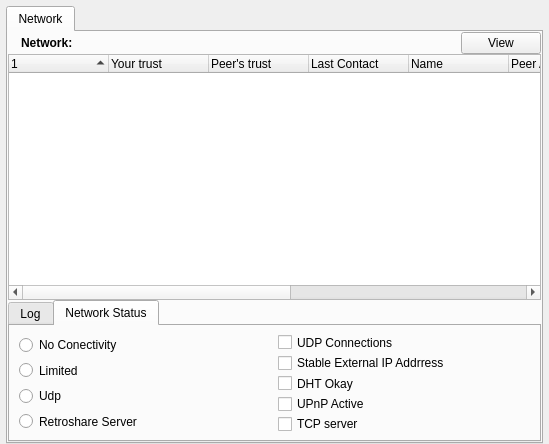
Above: retroshare-gui/src/gui/NetworkDialog.ui from RetroShare/RetroShare before the change. Below: the same form after it.
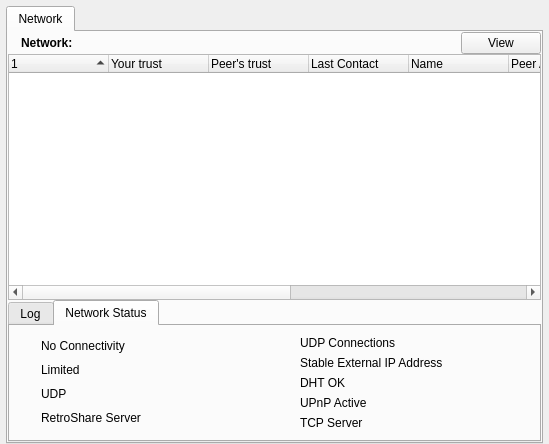
That is the form after the change. The open tabs and pages were chosen to show the change. Icons and pictures are not drawn.

Commit message: replaced old Network Status with new one

```diff
--- a/retroshare-gui/src/gui/NetworkDialog.ui
+++ b/retroshare-gui/src/gui/NetworkDialog.ui
@@ -257,88 +257,243 @@
           </attribute>
           <layout class="QGridLayout" >
            <item row="0" column="0" >
-            <layout class="QHBoxLayout" >
-             <item>
-              <layout class="QVBoxLayout" >
-               <item>
-                <widget class="QRadioButton" name="radio_nonet" >
+            <layout class="QGridLayout" >
+             <item row="0" column="0" >
+              <layout class="QGridLayout" >
+               <item row="0" column="0" >
+                <widget class="QLabel" name="iconlabel_nonet" >
+                 <property name="maximumSize" >
+                  <size>
+                   <width>16</width>
+                   <height>16</height>
+                  </size>
+                 </property>
                  <property name="text" >
-                  <string>No Conectivity</string>
+                  <string/>
                  </property>
                 </widget>
                </item>
-               <item>
-                <widget class="QRadioButton" name="radio_netLimited" >
+               <item row="0" column="1" >
+                <widget class="QLabel" name="textlabel_nonet" >
+                 <property name="text" >
+                  <string>No Connectivity</string>
+                 </property>
+                </widget>
+               </item>
+              </layout>
+             </item>
+             <item row="1" column="0" >
+              <layout class="QGridLayout" >
+               <item row="0" column="0" >
+                <widget class="QLabel" name="iconlabel_netLimited" >
+                 <property name="maximumSize" >
+                  <size>
+                   <width>16</width>
+                   <height>16</height>
+                  </size>
+                 </property>
+                 <property name="text" >
+                  <string/>
+                 </property>
+                 <property name="pixmap" >
+                  <pixmap resource="images.qrc" >:/images/ledoff1.png</pixmap>
+                 </property>
+                </widget>
+               </item>
+               <item row="0" column="1" >
+                <widget class="QLabel" name="textlabel_netLimited" >
                  <property name="text" >
                   <string>Limited</string>
                  </property>
                 </widget>
                </item>
-               <item>
-                <widget class="QRadioButton" name="radio_netUdp" >
+              </layout>
+             </item>
+             <item row="2" column="0" >
+              <layout class="QGridLayout" >
+               <item row="0" column="0" >
+                <widget class="QLabel" name="iconlabel_netUdp" >
+                 <property name="maximumSize" >
+                  <size>
+                   <width>16</width>
+                   <height>16</height>
+                  </size>
+                 </property>
                  <property name="text" >
-                  <string>Udp</string>
+                  <string/>
                  </property>
                 </widget>
                </item>
-               <item>
-                <widget class="QRadioButton" name="radio_netServer" >
+               <item row="0" column="1" >
+                <widget class="QLabel" name="textlabel_netUdp" >
                  <property name="text" >
-                  <string>Retroshare Server</string>
+                  <string>UDP</string>
                  </property>
                 </widget>
                </item>
               </layout>
              </item>
-             <item>
-              <layout class="QVBoxLayout" >
-               <item>
-                <widget class="QCheckBox" name="check_udp" >
+             <item row="3" column="0" >
+              <layout class="QGridLayout" >
+               <item row="0" column="0" >
+                <widget class="QLabel" name="iconlabel_netServer" >
+                 <property name="maximumSize" >
+                  <size>
+                   <width>16</width>
+                   <height>16</height>
+                  </size>
+                 </property>
+                 <property name="text" >
+                  <string/>
+                 </property>
+                 <property name="pixmap" >
+                  <pixmap resource="images.qrc" >:/images/ledoff1.png</pixmap>
+                 </property>
+                </widget>
+               </item>
+               <item row="0" column="1" >
+                <widget class="QLabel" name="textlabel_netServer" >
+                 <property name="text" >
+                  <string>RetroShare Server</string>
+                 </property>
+                </widget>
+               </item>
+              </layout>
+             </item>
+            </layout>
+           </item>
+           <item row="0" column="1" >
+            <layout class="QGridLayout" >
+             <item row="0" column="0" >
+              <layout class="QGridLayout" >
+               <item row="0" column="0" >
+                <widget class="QLabel" name="iconlabel_udp" >
+                 <property name="maximumSize" >
+                  <size>
+                   <width>16</width>
+                   <height>16</height>
+                  </size>
+                 </property>
+                 <property name="text" >
+                  <string/>
+                 </property>
+                 <property name="pixmap" >
+                  <pixmap resource="images.qrc" >:/images/ledoff1.png</pixmap>
+                 </property>
+                </widget>
+               </item>
+               <item row="0" column="1" >
+                <widget class="QLabel" name="textlabel_udp" >
                  <property name="text" >
                   <string>UDP Connections</string>
                  </property>
-                 <property name="checkable" >
-                  <bool>false</bool>
+                </widget>
+               </item>
+              </layout>
+             </item>
+             <item row="1" column="0" >
+              <layout class="QGridLayout" >
+               <item row="0" column="0" >
+                <widget class="QLabel" name="iconlabel_ext" >
+                 <property name="maximumSize" >
+                  <size>
+                   <width>16</width>
+                   <height>16</height>
+                  </size>
                  </property>
+                 <property name="text" >
+                  <string/>
+                 </property>
+                 <property name="pixmap" >
+                  <pixmap resource="images.qrc" >:/images/ledoff1.png</pixmap>
+                 </property>
                 </widget>
                </item>
-               <item>
-                <widget class="QCheckBox" name="check_ext" >
+               <item row="0" column="1" >
+                <widget class="QLabel" name="textlabel_ext" >
                  <property name="text" >
-                  <string>Stable External IP Addrress</string>
+                  <string>Stable External IP Address</string>
                  </property>
-                 <property name="checkable" >
-                  <bool>false</bool>
+                </widget>
+               </item>
+              </layout>
+             </item>
+             <item row="2" column="0" >
+              <layout class="QGridLayout" >
+               <item row="0" column="0" >
+                <widget class="QLabel" name="iconlabel_dht" >
+                 <property name="maximumSize" >
+                  <size>
+                   <width>16</width>
+                   <height>16</height>
+                  </size>
                  </property>
+                 <property name="text" >
+                  <string/>
+                 </property>
+                 <property name="pixmap" >
+                  <pixmap resource="images.qrc" >:/images/ledoff1.png</pixmap>
+                 </property>
                 </widget>
                </item>
-               <item>
-                <widget class="QCheckBox" name="check_dht" >
+               <item row="0" column="1" >
+                <widget class="QLabel" name="textlabel_dht" >
                  <property name="text" >
-                  <string>DHT Okay</string>
+                  <string>DHT OK</string>
                  </property>
-                 <property name="checkable" >
-                  <bool>false</bool>
+                </widget>
+               </item>
+              </layout>
+             </item>
+             <item row="3" column="0" >
+              <layout class="QGridLayout" >
+               <item row="0" column="0" >
+                <widget class="QLabel" name="iconlabel_upnp" >
+                 <property name="maximumSize" >
+                  <size>
+                   <width>16</width>
+                   <height>16</height>
+                  </size>
                  </property>
+                 <property name="text" >
+                  <string/>
+                 </property>
+                 <property name="pixmap" >
+                  <pixmap resource="images.qrc" >:/images/ledoff1.png</pixmap>
+                 </property>
                 </widget>
                </item>
-               <item>
-                <widget class="QCheckBox" name="check_upnp" >
+               <item row="0" column="1" >
+                <widget class="QLabel" name="textlabel_upnp" >
                  <property name="text" >
                   <string>UPnP Active</string>
                  </property>
-                 <property name="checkable" >
-                  <bool>false</bool>
-                 </property>
                 </widget>
                </item>
-               <item>
-                <widget class="QCheckBox" name="check_tcp" >
+              </layout>
+             </item>
+             <item row="4" column="0" >
+              <layout class="QGridLayout" >
+               <item row="0" column="0" >
+                <widget class="QLabel" name="iconlabel_tcp" >
+                 <property name="maximumSize" >
+                  <size>
+                   <width>16</width>
+                   <height>16</height>
+                  </size>
+                 </property>
                  <property name="text" >
-                  <string>TCP server</string>
+                  <string/>
                  </property>
-                 <property name="checkable" >
-                  <bool>false</bool>
+                 <property name="pixmap" >
+                  <pixmap resource="images.qrc" >:/images/ledoff1.png</pixmap>
+                 </property>
+                </widget>
+               </item>
+               <item row="0" column="1" >
+                <widget class="QLabel" name="textlabel_tcp" >
+                 <property name="text" >
+                  <string>TCP Server</string>
                  </property>
                 </widget>
                </item>
```
Left out of the diff: 10 changed lines with no effect on the pictures. The commit also changes 7 other files.
